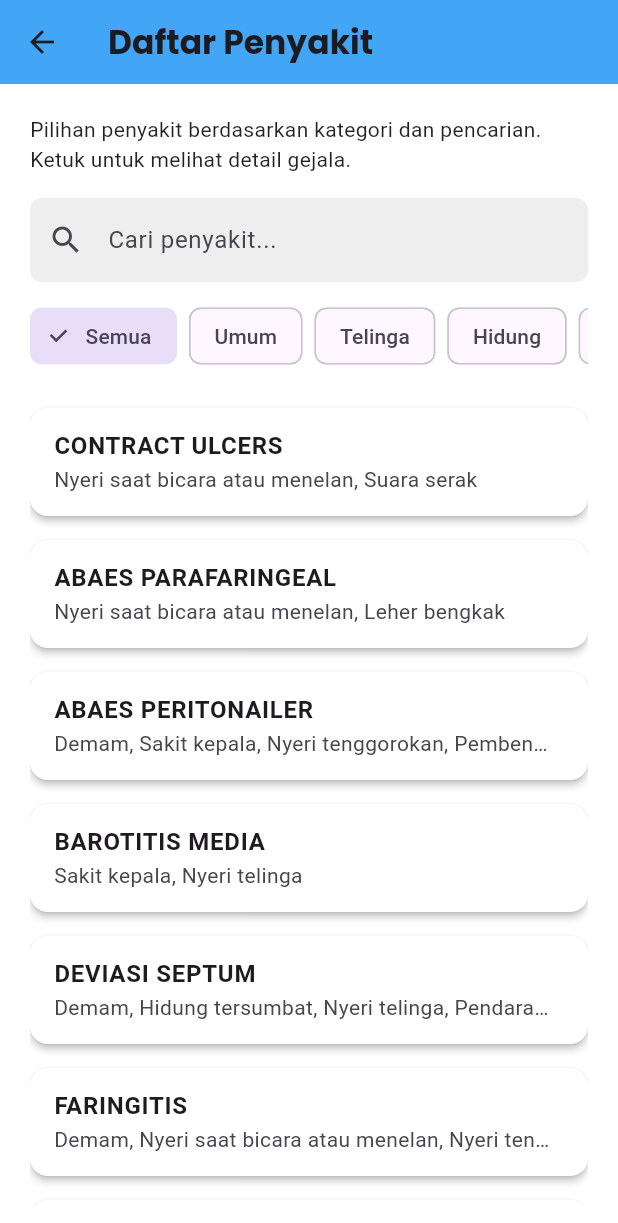
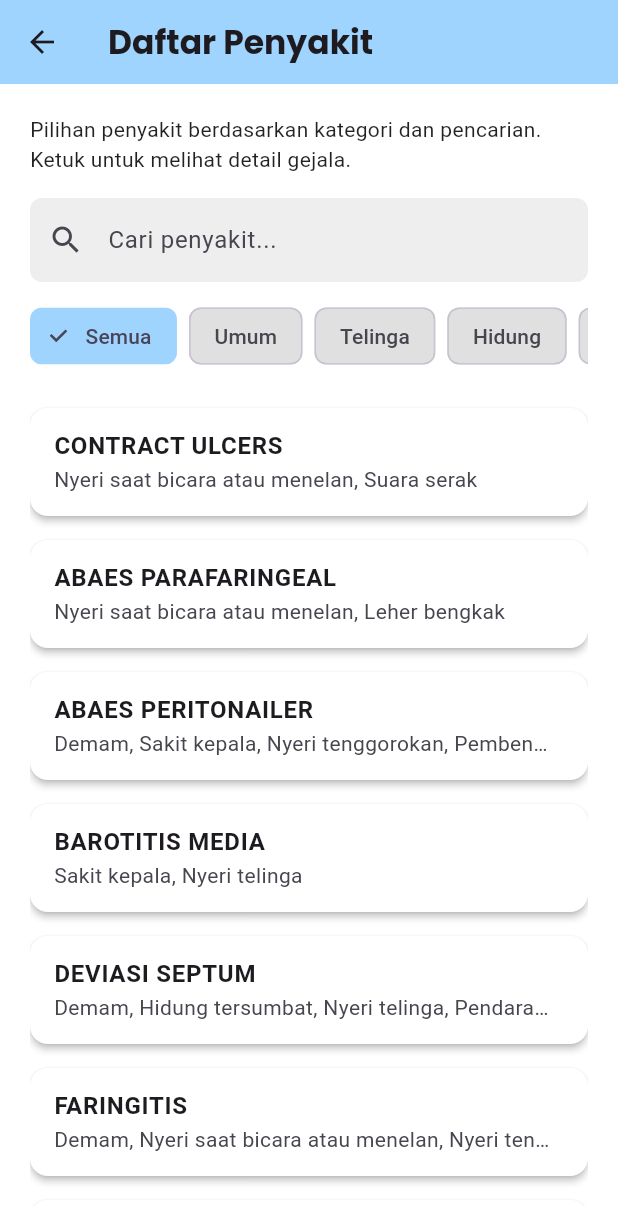
Before and after one commit to wahyudialfurqon/tanyadoc, a Flutter app: the AllPenyakitScreen screen opened directly, on a phone screen of 412 x 824 dp. Shown: the top 1223 px of the screen. Run offline on Flutter 3.47's test engine with Material 3 defaults, Android fonts, the phone set to English and light mode, and no system bars; our stand-ins replace font_awesome_flutter, shared_preferences; accounts and stored records are empty.

Commit message:
Last Improve

```diff
--- a/lib/main.dart
+++ b/lib/main.dart
@@ -27,7 +27,8 @@ class MainApp extends StatelessWidget {
       debugShowCheckedModeBanner: false,
       // home: _SplashScreen(),
       // home: const RiwayatScreen(),
-      home: const DiagnosisScreen(),
+      // home: const DiagnosisScreen(),
+      home: HomeScreen()
     );
   }
 }
--- a/lib/screens/allPenyakitScreen.dart
+++ b/lib/screens/allPenyakitScreen.dart
@@ -12,10 +12,15 @@ class AllPenyakitScreen extends StatefulWidget {
 }
 
 class _AllPenyakitScreenState extends State<AllPenyakitScreen> {
-  final List<String> categories = ['Semua', 'Umum', 'Telinga', 'Hidung', 'Tenggorokan'];
+  final List<String> categories = [
+    'Semua',
+    'Umum',
+    'Telinga',
+    'Hidung',
+    'Tenggorokan',
+  ];
   String selectedCategory = 'Semua';
   String searchQuery = '';
-
 
   final Map<int, String> penyakitCategory = {
     0: 'Tenggorokan',
@@ -58,23 +63,28 @@ class _AllPenyakitScreenState extends State<AllPenyakitScreen> {
     37: 'Telinga',
     19: 'Hidung',
     20: 'Hidung',
-
   };
 
   @override
   Widget build(BuildContext context) {
-    final filtered = semuaPenyakit.where((p) {
-      final matchesCategory = selectedCategory == 'Semua' ||
+    final filtered =
+        semuaPenyakit.where((p) {
+          final matchesCategory =
+              selectedCategory == 'Semua' ||
               (penyakitCategory[p.id] ?? 'Semua') == selectedCategory;
-      final matchesSearch = p.nama.toLowerCase().contains(searchQuery.toLowerCase());
+          final matchesSearch = p.nama.toLowerCase().contains(
+            searchQuery.toLowerCase(),
+          );
           return matchesCategory && matchesSearch;
         }).toList();
 
     return Scaffold(
       appBar: AppBar(
-        title: const Text('Daftar Penyakit',
-        style: TextStyle(fontFamily: 'Poppins')),
-        backgroundColor: Colors.blue[400],
+        title: const Text(
+          'Daftar Penyakit',
+          style: TextStyle(fontFamily: 'Poppins'),
+        ),
+        backgroundColor: Color.fromARGB(255, 159, 212, 255),
       ),
       body: Padding(
         padding: const EdgeInsets.all(20.0),
@@ -105,14 +115,18 @@ class _AllPenyakitScreenState extends State<AllPenyakitScreen> {
             SingleChildScrollView(
               scrollDirection: Axis.horizontal,
               child: Row(
-                children: categories.map((cat) {
+                children:
+                    categories.map((cat) {
                       final selected = cat == selectedCategory;
                       return Padding(
                         padding: const EdgeInsets.only(right: 8.0),
                         child: ChoiceChip(
                           label: Text(cat),
                           selected: selected,
-                      onSelected: (_) => setState(() => selectedCategory = cat),
+                           selectedColor: const Color.fromARGB(255, 159, 212, 255),
+                           backgroundColor: Colors.grey[300],
+                          onSelected:
+                              (_) => setState(() => selectedCategory = cat),
                         ),
                       );
                     }).toList(),
@@ -121,14 +135,23 @@ class _AllPenyakitScreenState extends State<AllPenyakitScreen> {
             const SizedBox(height: 16),
 
             Expanded(
-              child: filtered.isEmpty
-                  ? const Center(child: Text('Tidak ada penyakit ditemukan.'))
+              child:
+                  filtered.isEmpty
+                      ? const Center(
+                        child: Text('Tidak ada penyakit ditemukan.'),
+                      )
                       : ListView.builder(
                         itemCount: filtered.length,
                         itemBuilder: (context, index) {
                           final penyakit = filtered[index];
-                        final gejalaList = penyakit.gejalaIds
-                            .map((id) => semuaGejala.firstWhere((g) => g.id == id).nama)
+                          final gejalaList =
+                              penyakit.gejalaIds
+                                  .map(
+                                    (id) =>
+                                        semuaGejala
+                                            .firstWhere((g) => g.id == id)
+                                            .nama,
+                                  )
                                   .toList();
                           final gejalaText = gejalaList.join(', ');
 
@@ -136,13 +159,16 @@ class _AllPenyakitScreenState extends State<AllPenyakitScreen> {
                             color: Colors.white,
                             margin: const EdgeInsets.symmetric(vertical: 8),
                             shape: RoundedRectangleBorder(
-                              borderRadius: BorderRadius.circular(12)),
+                              borderRadius: BorderRadius.circular(12),
+                            ),
                             elevation: 2,
                             child: ListTile(
                               title: Text(
                                 penyakit.nama,
                                 style: const TextStyle(
-                                  fontSize: 16, fontWeight: FontWeight.bold),
+                                  fontSize: 16,
+                                  fontWeight: FontWeight.bold,
+                                ),
                               ),
                               subtitle: Text(
                                 gejalaText,
@@ -153,7 +179,9 @@ class _AllPenyakitScreenState extends State<AllPenyakitScreen> {
                                 Navigator.push(
                                   context,
                                   MaterialPageRoute(
-                                  builder: (_) => DetailPenyakit(penyakit: penyakit),
+                                    builder:
+                                        (_) =>
+                                            DetailPenyakit(penyakit: penyakit),
                                   ),
                                 );
                               },
--- a/lib/screens/homeScreen.dart
+++ b/lib/screens/homeScreen.dart
@@ -107,7 +107,7 @@ class _HomeScreenState extends State<HomeScreen> {
                     ),
                   ),
                 ),
-                const SizedBox(height: 20),
+                const SizedBox(height: 25),
                 Padding(
                   padding: const EdgeInsets.symmetric(horizontal: 20),
                   child: Container(
@@ -150,7 +150,7 @@ class _HomeScreenState extends State<HomeScreen> {
                     ),
                   ),
                 ),
-                const SizedBox(height: 20),
+                const SizedBox(height: 25),
                 Column(
                   children: [
                     Padding(
```
Also changed, not shown: lib/screens/detailPenyakitScreen.dart (+6 -2 lines), lib/screens/diagnosisScreen.dart (+10 -10 lines), lib/screens/searchScreen.dart (+4 -3 lines), lib/screens/services/diagnosa_session.dart (+51 -32 lines). Lines whose indentation alone changed are shown as unchanged.
